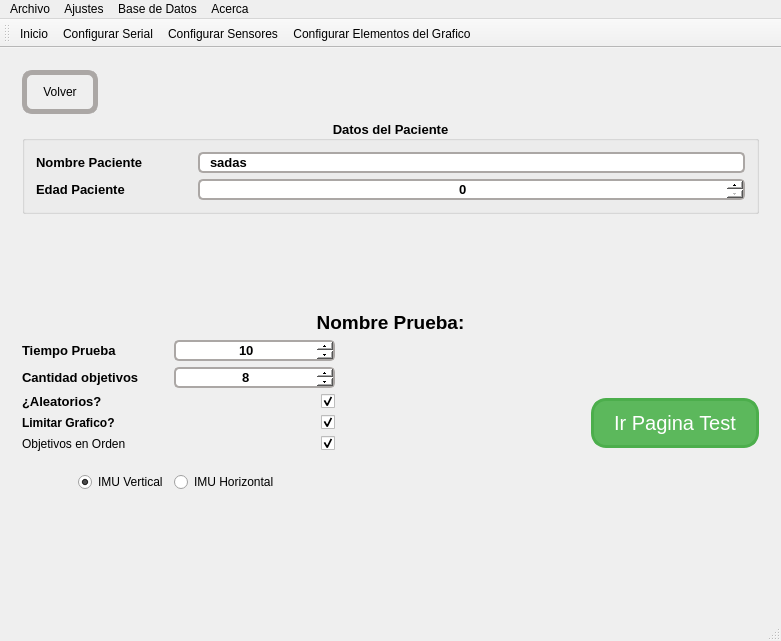
Before: the Qt Designer form mainwindow.ui in hectorda/Bio-Feedback, drawn with Qt 5.
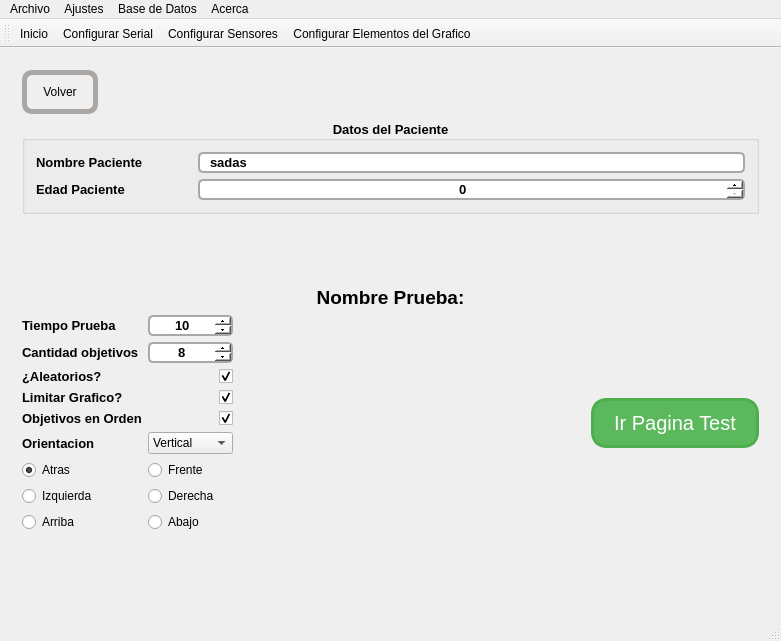
After: the same form once the commit is applied. Icons and pictures are not drawn. Custom widgets are drawn as their Qt base class.

The edit to the form file:
```diff
--- a/mainwindow.ui
+++ b/mainwindow.ui
@@ -471,6 +471,43 @@
          <layout class="QHBoxLayout" name="horizontalLayout_4">
           <item>
            <layout class="QGridLayout" name="gridLayout_9">
+            <item row="8" column="0">
+             <widget class="QRadioButton" name="radioButtonVerticalIzquierda">
+              <property name="text">
+               <string>Izquierda</string>
+              </property>
+              <property name="icon">
+               <iconset resource="images.qrc">
+                <normaloff>:/images/IMU/verticalizquierda.png</normaloff>:/images/IMU/verticalizquierda.png</iconset>
+              </property>
+              <property name="iconSize">
+               <size>
+                <width>48</width>
+                <height>48</height>
+               </size>
+              </property>
+             </widget>
+            </item>
+            <item row="7" column="0">
+             <widget class="QRadioButton" name="radioButtonVerticalAtras">
+              <property name="text">
+               <string>Atras</string>
+              </property>
+              <property name="icon">
+               <iconset resource="images.qrc">
+                <normaloff>:/images/IMU/verticalatras.png</normaloff>:/images/IMU/verticalatras.png</iconset>
+              </property>
+              <property name="iconSize">
+               <size>
+                <width>48</width>
+                <height>48</height>
+               </size>
+              </property>
+              <property name="checked">
+               <bool>true</bool>
+              </property>
+             </widget>
+            </item>
             <item row="1" column="0">
              <widget class="QLabel" name="label">
               <property name="font">
@@ -556,7 +593,9 @@
              <widget class="QLabel" name="label_9">
               <property name="font">
                <font>
+                <pointsize>10</pointsize>
                 <weight>75</weight>
+                <italic>false</italic>
                 <bold>true</bold>
                </font>
               </property>
@@ -599,47 +638,8 @@
               </property>
              </widget>
             </item>
-            <item row="7" column="0">
-             <layout class="QHBoxLayout" name="horizontalLayout_6">
-              <item>
-               <widget class="QLabel" name="labelImagenIMUVertical">
-                <property name="minimumSize">
-                 <size>
-                  <width>50</width>
-                  <height>50</height>
-                 </size>
-                </property>
-                <property name="maximumSize">
-                 <size>
-                  <width>50</width>
-                  <height>50</height>
-                 </size>
-                </property>
-                <property name="text">
-                 <string/>
-                </property>
-                <property name="pixmap">
-                 <pixmap resource="images.qrc">:/images/IMUVertical.jpg</pixmap>
-                </property>
-                <property name="scaledContents">
-                 <bool>true</bool>
-                </property>
-               </widget>
-              </item>
-              <item>
-               <widget class="QRadioButton" name="radioButtonIMUVertical">
-                <property name="text">
-                 <string>IMU Vertical</string>
-                </property>
-                <property name="checked">
-                 <bool>true</bool>
-                </property>
-                <property name="autoRepeat">
-                 <bool>false</bool>
-                </property>
-               </widget>
-              </item>
-             </layout>
+            <item row="10" column="0">
+             <layout class="QHBoxLayout" name="horizontalLayout_6"/>
             </item>
             <item row="3" column="1">
              <widget class="QCheckBox" name="checkBoxObjetivosAleatorios">
@@ -680,44 +680,19 @@
               </property>
              </widget>
             </item>
-            <item row="7" column="1">
-             <layout class="QHBoxLayout" name="horizontalLayout_7">
-              <item>
-               <widget class="QRadioButton" name="radioButtonIMUHorizonal">
-                <property name="text">
-                 <string>IMU Horizontal</string>
-                </property>
-               </widget>
-              </item>
-              <item>
-               <widget class="QLabel" name="labelImagenIMUHorizontal">
-                <property name="minimumSize">
-                 <size>
-                  <width>50</width>
-                  <height>50</height>
-                 </size>
-                </property>
-                <property name="maximumSize">
-                 <size>
-                  <width>50</width>
-                  <height>50</height>
-                 </size>
-                </property>
-                <property name="text">
-                 <string/>
-                </property>
-                <property name="pixmap">
-                 <pixmap resource="images.qrc">:/images/IMU.png</pixmap>
-                </property>
-                <property name="scaledContents">
-                 <bool>true</bool>
-                </property>
-               </widget>
-              </item>
-             </layout>
+            <item row="10" column="1">
+             <layout class="QHBoxLayout" name="horizontalLayout_7"/>
             </item>
             <item row="5" column="0">
              <widget class="QLabel" name="label_3">
+              <property name="font">
+               <font>
+                <pointsize>10</pointsize>
+                <weight>75</weight>
+                <italic>false</italic>
+                <bold>true</bold>
+               </font>
+              </property>
               <property name="text">
                <string>Objetivos en Orden</string>
               </property>
@@ -736,6 +711,114 @@
               </property>
              </widget>
             </item>
+            <item row="6" column="1">
+             <widget class="QComboBox" name="comboBoxOrientacion">
+              <item>
+               <property name="text">
+                <string>Vertical</string>
+               </property>
+               <property name="icon">
+                <iconset resource="images.qrc">
+                 <normaloff>:/images/IMU/IMUVertical.png</normaloff>:/images/IMU/IMUVertical.png</iconset>
+               </property>
+              </item>
+              <item>
+               <property name="text">
+                <string>Horizontal</string>
+               </property>
+               <property name="icon">
+                <iconset resource="images.qrc">
+                 <normaloff>:/images/IMU/IMUHorizontal.png</normaloff>:/images/IMU/IMUHorizontal.png</iconset>
+               </property>
+              </item>
+             </widget>
+            </item>
+            <item row="6" column="0">
+             <widget class="QLabel" name="label_8">
+              <property name="font">
+               <font>
+                <pointsize>10</pointsize>
+                <weight>75</weight>
+                <italic>false</italic>
+                <bold>true</bold>
+               </font>
+              </property>
+              <property name="text">
+               <string>Orientacion</string>
+              </property>
+             </widget>
+            </item>
+            <item row="8" column="1">
+             <widget class="QRadioButton" name="radioButtonVerticalDerecha">
+              <property name="text">
+               <string>Derecha</string>
+              </property>
+              <property name="icon">
+               <iconset resource="images.qrc">
+                <normaloff>:/images/IMU/verticalderecha.png</normaloff>:/images/IMU/verticalderecha.png</iconset>
+              </property>
+              <property name="iconSize">
+               <size>
+                <width>48</width>
+                <height>48</height>
+               </size>
+              </property>
+             </widget>
+            </item>
+            <item row="7" column="1">
+             <widget class="QRadioButton" name="radioButtonVerticalFrente">
+              <property name="text">
+               <string>Frente</string>
+              </property>
+              <property name="icon">
+               <iconset resource="images.qrc">
+                <normaloff>:/images/IMU/verticalfrente.png</normaloff>:/images/IMU/verticalfrente.png</iconset>
+              </property>
+              <property name="iconSize">
+               <size>
+                <width>48</width>
+                <height>48</height>
+               </size>
+              </property>
+             </widget>
+            </item>
+            <item row="9" column="0">
+             <widget class="QRadioButton" name="radioButtonHorizontalArriba">
+              <property name="text">
+               <string>Arriba</string>
+              </property>
+              <property name="icon">
+               <iconset resource="images.qrc">
+                <normaloff>:/images/IMU/horizontalarriba.png</normaloff>:/images/IMU/horizontalarriba.png</iconset>
+              </property>
+              <property name="iconSize">
+               <size>
+                <width>48</width>
+                <height>48</height>
+               </size>
+              </property>
+              <property name="checked">
+               <bool>false</bool>
+              </property>
+             </widget>
+            </item>
+            <item row="9" column="1">
+             <widget class="QRadioButton" name="radioButtonHorizontalAbajo">
+              <property name="text">
+               <string>Abajo</string>
+              </property>
+              <property name="icon">
+               <iconset resource="images.qrc">
+                <normaloff>:/images/IMU/horizontalabajo.png</normaloff>:/images/IMU/horizontalabajo.png</iconset>
+              </property>
+              <property name="iconSize">
+               <size>
+                <width>48</width>
+                <height>48</height>
+               </size>
+              </property>
+             </widget>
+            </item>
            </layout>
           </item>
           <item>
```
Left out of the diff: 18 changed lines with no effect on the pictures.
